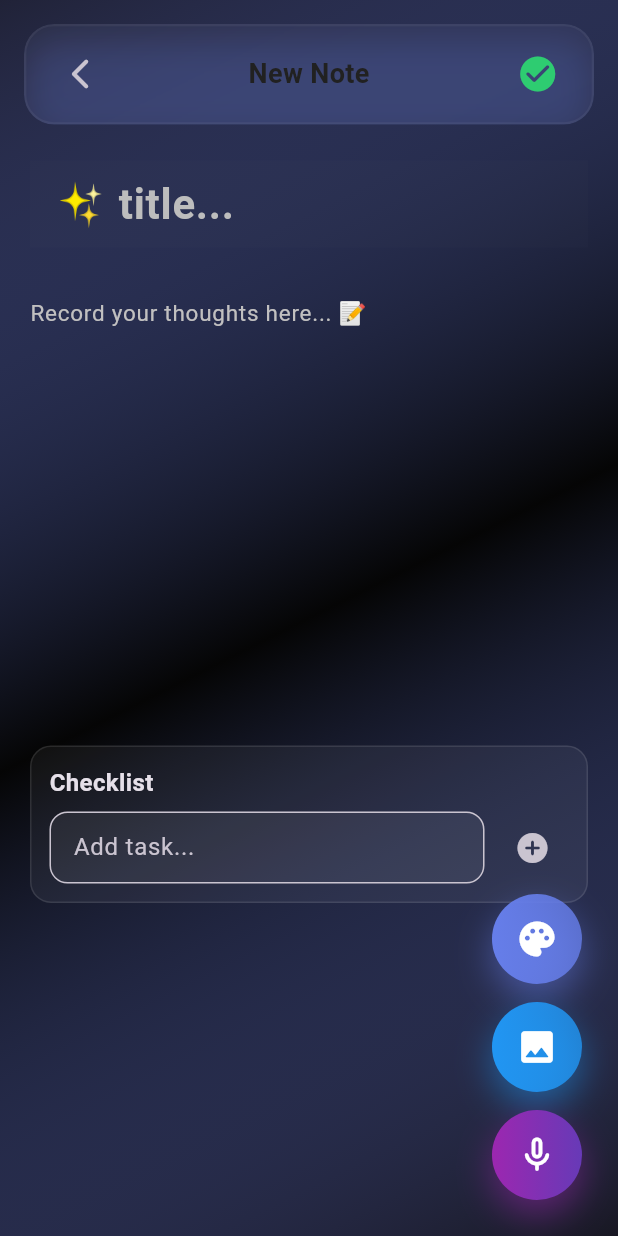
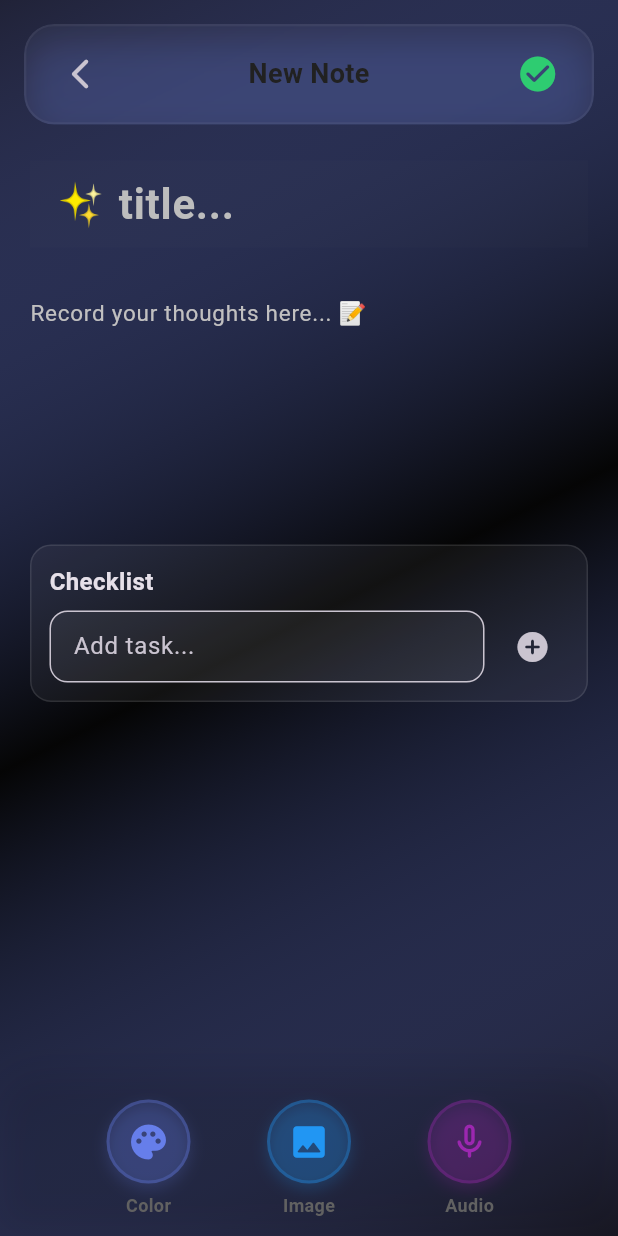
Before and after one commit to moaz-nassef/memory_notes, a Flutter app: the AddNoteScreen screen opened by its route, on a phone screen of 412 x 824 dp. Run offline on Flutter 3.47's test engine with Material 3 defaults, Android fonts, the phone set to English and light mode, and no system bars; our stand-ins replace audioplayers, hive, hive_flutter, image_picker, permission_handler; missing offline and left inert: record; accounts and stored records are empty.

Commit message:
end rask

```diff
--- a/lib/views/home/Home_page_notesView.dart
+++ b/lib/views/home/Home_page_notesView.dart
@@ -3,7 +3,7 @@ import 'package:hive/hive.dart';
 import 'package:hive_flutter/adapters.dart';
 import 'package:memory_notes/app_router.dart';
 import 'package:memory_notes/manager/audio_recorder_file_helper.dart';
-import 'package:memory_notes/models/Note_Model.dart';
+import 'package:memory_notes/models/note_model.dart';
 import 'package:memory_notes/views/home/Header.dart';
 import 'package:memory_notes/views/home/note_card.dart';
 import 'package:memory_notes/views/presentation/add_note/add_note_screen.dart';
@@ -86,6 +86,8 @@ class _NotesListScreenState extends State<NotesListScreen> {
                                       ..text = editedNote.text
                                       ..imagePaths = editedNote.imagePaths
                                       ..audioPath = editedNote.audioPath
+                                      ..audioDurationMs = editedNote.audioDurationMs
+                                      ..checklist = editedNote.checklist
                                       ..color = editedNote.color;
                                     await existingNote.save();
                                   }
--- a/lib/views/presentation/add_note/add_note_screen.dart
+++ b/lib/views/presentation/add_note/add_note_screen.dart
@@ -4,12 +4,13 @@ import 'dart:io';
 import 'package:flutter/material.dart';
 import 'package:memory_notes/manager/audio_recorder_controller.dart';
 import 'package:memory_notes/manager/audio_recorder_file_helper.dart';
-import 'package:memory_notes/models/Note_Model.dart';
+import 'package:memory_notes/models/note_model.dart';
 import 'package:memory_notes/models/task_model.dart';
+import 'package:memory_notes/views/presentation/add_note/widgets/audio_note_section.dart';
+import 'package:memory_notes/views/presentation/add_note/widgets/checklist_editor_section.dart';
 import 'package:memory_notes/views/presentation/add_note/top_Bar_AddNote.dart';
-import 'package:memory_notes/views/presentation/common/audio/Audio%20Player%20Widget.dart';
 import 'package:memory_notes/views/presentation/common/audio/buildVoiceOverlay.dart';
-import 'package:memory_notes/views/presentation/common/build_Floating_Button.dart';
+import 'package:memory_notes/views/presentation/common/build_Toolbar_Button.dart';
 import 'package:memory_notes/views/presentation/common/color/color_picker_sheet.dart';
 import 'package:memory_notes/views/presentation/common/image/Image_Picker_Page.dart';
 import 'package:memory_notes/views/presentation/common/image/note_image_preview.dart';
@@ -233,7 +234,7 @@ class _AddNoteScreenState extends State<AddNoteScreen>
     if (!isValid) {
       _showSnackBar(
         'Add a title and at least one content type',
-        Colors.orange.withOpacity(.5),
+        Colors.orange.withValues(alpha: 0.5),
       );
       return;
     }
@@ -283,80 +284,6 @@ class _AddNoteScreenState extends State<AddNoteScreen>
     });
   }
 
-  Widget _buildChecklistEditor() {
-    return Container(
-      margin: const EdgeInsets.only(top: 12),
-      padding: const EdgeInsets.all(12),
-      decoration: BoxDecoration(
-        color: Colors.white.withOpacity(0.05),
-        borderRadius: BorderRadius.circular(14),
-        border: Border.all(color: Colors.white.withOpacity(0.1)),
-      ),
-      child: Column(
-        crossAxisAlignment: CrossAxisAlignment.start,
-        children: [
-          const Text(
-            'Checklist',
-            style: TextStyle(fontSize: 16, fontWeight: FontWeight.w700),
-          ),
-          const SizedBox(height: 8),
-          Row(
-            children: [
-              Expanded(
-                child: TextField(
-                  controller: _taskController,
-                  onSubmitted: (_) => _addTask(),
-                  decoration: InputDecoration(
-                    hintText: 'Add task...',
-                    filled: true,
-                    fillColor: Colors.white.withOpacity(0.06),
-                    border: OutlineInputBorder(
-                      borderRadius: BorderRadius.circular(12),
-                    ),
-                    contentPadding: const EdgeInsets.symmetric(
-                      horizontal: 12,
-                      vertical: 10,
-                    ),
-                  ),
-                ),
-              ),
-              const SizedBox(width: 8),
-              IconButton(
-                onPressed: _addTask,
-                icon: const Icon(Icons.add_circle_rounded),
-              ),
-            ],
-          ),
-          if (checklistItems.isNotEmpty) const SizedBox(height: 10),
-          ...List.generate(checklistItems.length, (index) {
-            final item = checklistItems[index];
-            return Row(
-              children: [
-                Checkbox(
-                  value: item.isDone,
-                  onChanged: (value) => _toggleTask(index, value),
-                ),
-                Expanded(
-                  child: Text(
-                    item.title,
-                    style: TextStyle(
-                      decoration:
-                          item.isDone ? TextDecoration.lineThrough : null,
-                    ),
-                  ),
-                ),
-                IconButton(
-                  onPressed: () => _removeTask(index),
-                  icon: const Icon(Icons.close_rounded, size: 18),
-                ),
-              ],
-            );
-          }),
-        ],
-      ),
-    );
-  }
-
   void _showSnackBar(String message, Color color) {
     ScaffoldMessenger.of(context).showSnackBar(
       SnackBar(
@@ -375,50 +302,12 @@ class _AddNoteScreenState extends State<AddNoteScreen>
     );
   }
 
-  Widget _buildAudioPreviewCard() {
-    final path = recordedAudioPath;
-    if (path == null) return const SizedBox.shrink();
-
-    final previewNote = NoteModel(
-      title: 'Audio Preview',
-      audioPath: path,
-      audioDurationMs: recordedAudioDurationMs,
-      createdAt: DateTime.now(),
-      color: selectedColor.toARGB32(),
-    );
-
-    return Stack(
-      children: [
-        AudioPlayerWidget(note: previewNote),
-        Positioned(
-          top: 8,
-          right: 8,
-          child: Material(
-            color: Colors.transparent,
-            child: InkWell(
-              borderRadius: BorderRadius.circular(20),
-              onTap: _removeAudio,
-              child: Container(
-                padding: const EdgeInsets.all(6),
-                decoration: BoxDecoration(
-                  color: Colors.white.withOpacity(0.85),
-                  shape: BoxShape.circle,
-                ),
-                child: const Icon(
-                  Icons.close_rounded,
-                  size: 18,
-                  color: Colors.red,
-                ),
-              ),
-            ),
-          ),
-        ),
-      ],
-    );
+  @override
+  Widget build(BuildContext context) {
+    return addNoteWidget(context);
   }
 
-  @override
-  Widget build(BuildContext context) {
+  Scaffold addNoteWidget(BuildContext context) {
     return Scaffold(
       body: Stack(
         children: [
@@ -431,30 +320,40 @@ class _AddNoteScreenState extends State<AddNoteScreen>
                 colors: [
                   selectedColor.withOpacity(0.15),
                   const Color.fromARGB(255, 5, 5, 5),
-                  selectedColor.withOpacity(0.05),
+                  selectedColor.withValues(alpha: 0.05),
                 ],
               ),
             ),
           ),
+
           SafeArea(
             child: Column(
               children: [
+                // Top Bar
                 TopBarAddnote(
                   saveNote: _saveNote,
                   selectedColor: selectedColor,
                   title: widget.initialNote == null ? 'New Note' : 'Edit Note',
                 ),
+
+                // Main Content with proper padding
                 Expanded(
                   child: SingleChildScrollView(
-                    padding: const EdgeInsets.symmetric(horizontal: 20),
+                    padding: const EdgeInsets.only(
+                      left: 20,
+                      right: 20,
+                      bottom: 120, // ✅ Space for bottom toolbar
+                    ),
                     child: Column(
                       crossAxisAlignment: CrossAxisAlignment.start,
                       children: [
                         const SizedBox(height: 8),
+
                         // Title field
                         NoteTitleField(controller: _titleController),
                         const SizedBox(height: 16),
-                        // image preview
+
+                        // Image preview
                         if (selectedImagePaths.isNotEmpty)
                           NoteImagesSlideshow(
                             images: selectedImagePaths,
@@ -472,10 +371,30 @@ class _AddNoteScreenState extends State<AddNoteScreen>
                             },
                           ),
 
+                        // Text field
                         NoteTextField(controller: _textController),
-                        _buildChecklistEditor(),
-                        if (hasAudio) _buildAudioPreviewCard(),
-                        const SizedBox(height: 100),
+
+                        // Audio preview
+                        if (hasAudio)
+                          AddNoteAudioPreview(
+                            audioPath: recordedAudioPath,
+                            audioDurationMs: recordedAudioDurationMs,
+                            selectedColor: selectedColor,
+                            onRemoveAudio: _removeAudio,
+                          ),
+
+                        const SizedBox(height: 10),
+
+                        // Checklist
+                        ChecklistEditorSection(
+                          taskController: _taskController,
+                          checklistItems: checklistItems,
+                          onAddTask: _addTask,
+                          onToggleTask: _toggleTask,
+                          onRemoveTask: _removeTask,
+                        ),
+
+                        const SizedBox(height: 24),
                       ],
                     ),
                   ),
@@ -483,22 +402,53 @@ class _AddNoteScreenState extends State<AddNoteScreen>
               ],
             ),
           ),
+
+          // ✅ PROFESSIONAL BOTTOM TOOLBAR
           Positioned(
-            bottom: 24,
-            right: 24,
-            child: Column(
-              crossAxisAlignment: CrossAxisAlignment.end,
+            bottom: 0,
+            left: 0,
+            right: 0,
+
+            child: Container(
+              decoration: BoxDecoration(
+                // color: Colors.white.withOpacity(0.95),
+                color: Colors.black.withOpacity(0.0000000001),
+
+                borderRadius: const BorderRadius.vertical(
+                  top: Radius.circular(25),
+                ),
+                boxShadow: [
+                  BoxShadow(
+                    color: Colors.black.withOpacity(0.1),
+                    blurRadius: 20,
+                    offset: const Offset(0, -5),
+                  ),
+                ],
+              ),
+              child: SafeArea(
+                top: false,
+                child: Padding(
+                  padding: const EdgeInsets.symmetric(
+                    horizontal: 20,
+                    vertical: 12,
+                  ),
+                  child: Row(
+                    mainAxisAlignment: MainAxisAlignment.spaceEvenly,
                     children: [
-                FloatingButton(
+                      // Color Picker Button
+                      BuildToolbarButton(
                         icon: Icons.palette_rounded,
+                        label: 'Color',
                         color: selectedColor,
                         onTap: () {
                           setState(() => showColorPicker = !showColorPicker);
                         },
                       ),
-                const SizedBox(height: 12),
-                FloatingButton(
+
+                      // Image Picker Button
+                      BuildToolbarButton(
                         icon: Icons.image_rounded,
+                        label: 'Image',
                         color: Colors.blue,
                         onTap: () async {
                           final images = await Navigator.push<List<File>>(
@@ -509,70 +459,48 @@ class _AddNoteScreenState extends State<AddNoteScreen>
                           );
                           if (images != null && images.isNotEmpty) {
                             setState(() {
-                        selectedImagePaths = images.map((f) => f.path).toList();
+                              selectedImagePaths =
+                                  images.map((f) => f.path).toList();
                             });
                           }
                         },
                       ),
-                const SizedBox(height: 12),
+
+                      // Audio Recorder Button
                       GestureDetector(
                         onTap: () {
                           if (hasAudio) {
                             _removeAudio();
                           } else {
                             _showSnackBar(
-                        'Long press to start recording',
+                              'Long press to record',
                               Colors.purple,
                             );
                           }
                         },
-                  onLongPressStart: (_) {
-                    _startVoiceRecording();
-                  },
+                        onLongPressStart: (_) => _startVoiceRecording(),
                         onLongPressMoveUpdate: (details) {
                           setState(() {
                             dragOffset = details.offsetFromOrigin;
                           });
                         },
-                  onLongPressEnd: (_) {
-                    _endVoiceRecording();
-                  },
+                        onLongPressEnd: (_) => _endVoiceRecording(),
                         child: AnimatedScale(
-                    scale: isRecording ? 1.3 : 1.0,
+                          scale: isRecording ? 1.1 : 1.0,
                           duration: const Duration(milliseconds: 200),
                           child: AnimatedBuilder(
                             animation: _pulseController,
                             builder: (context, child) {
-                        return Container(
-                          width: 60,
-                          height: 60,
-                          decoration: BoxDecoration(
-                            gradient: const LinearGradient(
-                              colors: [Colors.purple, Colors.deepPurple],
-                            ),
-                            shape: BoxShape.circle,
-                            boxShadow: [
-                              BoxShadow(
-                                color: Colors.purple.withOpacity(
-                                  isRecording ? 0.6 : 0.5,
-                                ),
-                                blurRadius:
-                                    isRecording
-                                        ? 25 + (15 * _pulseController.value)
-                                        : 20,
-                                offset: const Offset(0, 10),
-                                spreadRadius:
-                                    isRecording
-                                        ? 3 + (5 * _pulseController.value)
-                                        : 0,
-                              ),
-                            ],
-                          ),
-                          child: Icon(
-                            hasAudio ? Icons.mic : Icons.mic_none_rounded,
-                            color: Colors.white,
-                            size: 28,
-                          ),
+                              return BuildToolbarButton(
+                                icon:
+                                    hasAudio
+                                        ? Icons.mic
+                                        : Icons.mic_none_rounded,
+                                label: 'Audio',
+                                color: Colors.purple,
+                                onTap: () {}, // Handled by GestureDetector
+                                isRecording: isRecording,
+                                pulseValue: _pulseController.value,
                               );
                             },
                           ),
@@ -581,9 +509,14 @@ class _AddNoteScreenState extends State<AddNoteScreen>
                     ],
                   ),
                 ),
+              ),
+            ),
+          ),
+
+          // Color Picker Sheet
           if (showColorPicker)
             Positioned(
-              bottom: 0,
+              bottom: 90, // ✅ Above toolbar
               left: 0,
               right: 0,
               child: ColorPickerSheet(
@@ -598,6 +531,8 @@ class _AddNoteScreenState extends State<AddNoteScreen>
                 onClose: () => setState(() => showColorPicker = false),
               ),
             ),
+
+          // Voice Recording Overlay
           if (showVoiceOverlay)
             Positioned.fill(
               child: BuildVoiceOverlay(
--- /dev/null
+++ b/lib/views/presentation/add_note/widgets/checklist_editor_section.dart
@@ -0,0 +1,94 @@
+import 'package:flutter/material.dart';
+import 'package:memory_notes/models/task_model.dart';
+
+class ChecklistEditorSection extends StatelessWidget {
+  const ChecklistEditorSection({
+    super.key,
+    required this.taskController,
+    required this.checklistItems,
+    required this.onAddTask,
+    required this.onToggleTask,
+    required this.onRemoveTask,
+  });
+
+  final TextEditingController taskController;
+  final List<TaskModel> checklistItems;
+  final VoidCallback onAddTask;
+  final void Function(int index, bool? value) onToggleTask;
+  final void Function(int index) onRemoveTask;
+
+  @override
+  Widget build(BuildContext context) {
+    return Container(
+      margin: const EdgeInsets.only(top: 12),
+      padding: const EdgeInsets.all(12),
+      decoration: BoxDecoration(
+        color: Colors.white.withOpacity(0.05),
+        borderRadius: BorderRadius.circular(14),
+        border: Border.all(color: Colors.white.withOpacity(0.1)),
+      ),
+      child: Column(
+        crossAxisAlignment: CrossAxisAlignment.start,
+        children: [
+          const Text(
+            'Checklist',
+            style: TextStyle(fontSize: 16, fontWeight: FontWeight.w700),
+          ),
+          const SizedBox(height: 8),
+          Row(
+            children: [
+              Expanded(
+                child: TextField(
+                  controller: taskController,
+                  onSubmitted: (_) => onAddTask(),
+                  decoration: InputDecoration(
+                    hintText: 'Add task...',
+                    filled: true,
+                    fillColor: Colors.white.withOpacity(0.06),
+                    border: OutlineInputBorder(
+                      borderRadius: BorderRadius.circular(12),
+                    ),
+                    contentPadding: const EdgeInsets.symmetric(
+                      horizontal: 12,
+                      vertical: 10,
+                    ),
+                  ),
+                ),
+              ),
+              const SizedBox(width: 8),
+              IconButton(
+                onPressed: onAddTask,
+                icon: const Icon(Icons.add_circle_rounded),
+              ),
+            ],
+          ),
+          if (checklistItems.isNotEmpty) const SizedBox(height: 10),
+          ...List.generate(checklistItems.length, (index) {
+            final item = checklistItems[index];
+            return Row(
+              children: [
+                Checkbox(
+                  value: item.isDone,
+                  onChanged: (value) => onToggleTask(index, value),
+                ),
+                Expanded(
+                  child: Text(
+                    item.title,
+                    style: TextStyle(
+                      decoration:
+                          item.isDone ? TextDecoration.lineThrough : null,
+                    ),
+                  ),
+                ),
+                IconButton(
+                  onPressed: () => onRemoveTask(index),
+                  icon: const Icon(Icons.close_rounded, size: 18),
+                ),
+              ],
+            );
+          }),
+        ],
+      ),
+    );
+  }
+}
--- a/lib/views/presentation/common/audio/Audio Player Widget.dart
+++ b/lib/views/presentation/common/audio/Audio Player Widget.dart
@@ -1,5 +1,5 @@
 import 'package:flutter/material.dart';
-import 'package:memory_notes/models/Note_Model.dart';
+import 'package:memory_notes/models/note_model.dart';
 import 'package:audioplayers/audioplayers.dart';
 
 class AudioPlayerWidget extends StatefulWidget {
--- /dev/null
+++ b/lib/views/presentation/common/build_Toolbar_Button.dart
@@ -0,0 +1,68 @@
+import 'package:flutter/material.dart';
+
+class BuildToolbarButton extends StatelessWidget {
+  final IconData icon;
+  final String label;
+  final Color color;
+  final VoidCallback onTap;
+  final bool isRecording;
+  final double pulseValue;
+
+  const BuildToolbarButton({
+    required this.icon,
+    required this.label,
+    required this.color,
+    required this.onTap,
+    this.isRecording = false,
+    this.pulseValue = 0,
+    super.key,
+  });
+
+  @override
+  Widget build(BuildContext context) {
+    // ✅ TOOLBAR BUTTON WIDGET
+    return GestureDetector(
+      onTap: onTap,
+      child: Column(
+        mainAxisSize: MainAxisSize.min,
+        children: [
+          Container(
+            width: 56,
+            height: 56,
+            decoration: BoxDecoration(
+              color: color.withOpacity(0.15),
+              shape: BoxShape.circle,
+              border: Border.all(color: color.withOpacity(0.3), width: 2),
+              boxShadow:
+                  isRecording
+                      ? [
+                        BoxShadow(
+                          color: color.withOpacity(0.4 * (1 - pulseValue)),
+                          blurRadius: 15 + (10 * pulseValue),
+                          spreadRadius: 3 * pulseValue,
+                        ),
+                      ]
+                      : [
+                        BoxShadow(
+                          color: color.withOpacity(0.2),
+                          blurRadius: 8,
+                          offset: const Offset(0, 4),
+                        ),
+                      ],
+            ),
+            child: Icon(icon, color: color, size: 28),
+          ),
+          const SizedBox(height: 6),
+          Text(
+            label,
+            style: TextStyle(
+              fontSize: 12,
+              fontWeight: FontWeight.w600,
+              color: Colors.grey[700],
+            ),
+          ),
+        ],
+      ),
+    );
+  }
+}
--- a/lib/views/presentation/checList/build_Checklist_widget.dart
+++ b/lib/views/presentation/common/checList/build_Checklist_widget.dart
@@ -1,5 +1,5 @@
 import 'package:flutter/material.dart';
-import 'package:memory_notes/models/Note_Model.dart';
+import 'package:memory_notes/models/note_model.dart';
 
 class ChecklistPreview extends StatefulWidget {
   final NoteModel note;
@@ -50,7 +50,7 @@ class _ChecklistPreviewState extends State<ChecklistPreview> {
                 'Tasks',
                 style: TextStyle(
                   fontWeight: FontWeight.w700,
-                  color: Colors.grey[900],
+                  color: const Color.fromARGB(255, 187, 106, 83),
                 ),
               ),
               const Spacer(),
@@ -80,7 +80,10 @@ class _ChecklistPreviewState extends State<ChecklistPreview> {
                   child: Text(
                     item.title,
                     style: TextStyle(
-                      color: item.isDone ? Colors.grey[600] : Colors.grey[900],
+                      color:
+                          item.isDone
+                              ? const Color.fromARGB(255, 87, 255, 96)
+                              : const Color.fromARGB(255, 247, 216, 216),
                       decoration:
                           item.isDone ? TextDecoration.lineThrough : null,
                     ),
--- a/lib/views/presentation/common/image/widget image.dart
+++ b/lib/views/presentation/common/image/widget image.dart
@@ -1,5 +1,5 @@
 import 'package:flutter/material.dart';
-import 'package:memory_notes/models/Note_Model.dart';
+import 'package:memory_notes/models/note_model.dart';
 import 'package:memory_notes/views/presentation/common/image/note_image_preview.dart';
 
 class customImage extends StatelessWidget {
--- a/lib/views/presentation/common/text/note_text_field.dart
+++ b/lib/views/presentation/common/text/note_text_field.dart
@@ -10,7 +10,7 @@ class NoteTextField extends StatelessWidget {
     return TextField(
       controller: controller,
       maxLines: null,
-      minLines: 8,
+      minLines: 4,
       style: TextStyle(
         fontSize: 20,
         height: 1.8,
```
Also changed, not shown: lib/main.dart (+10 -2 lines), lib/models/Note_Model.dart (+27 -12 lines), lib/views/home/note_card.dart (+6 -6 lines), lib/views/presentation/add_note/widgets/audio_note_section.dart (added, +126 -0 lines), lib/models/note_model.g.dart, 1 other file. Lines whose indentation alone changed are shown as unchanged.
